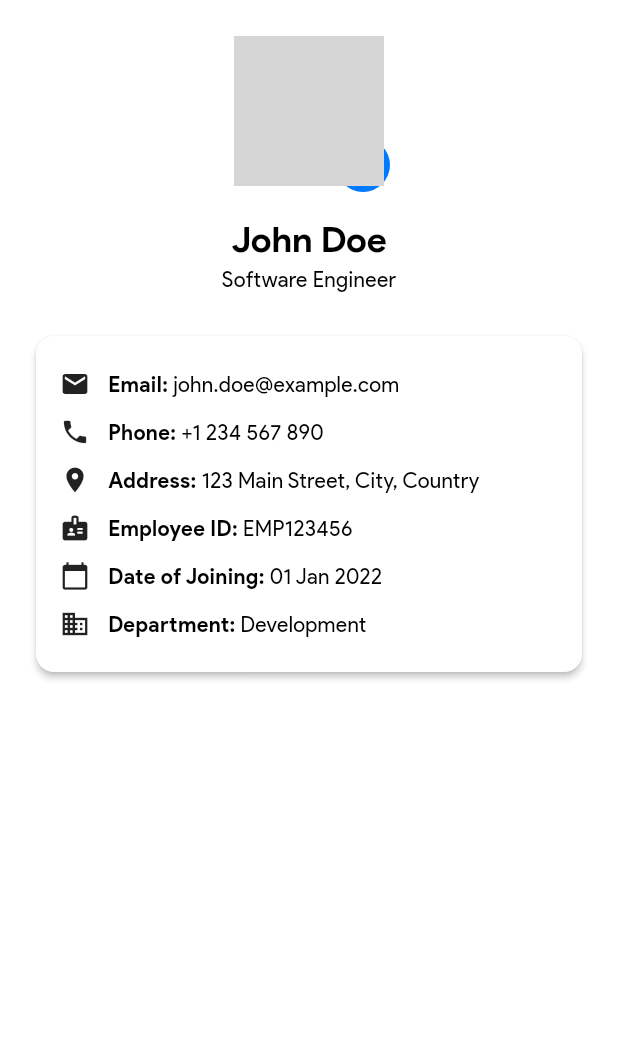
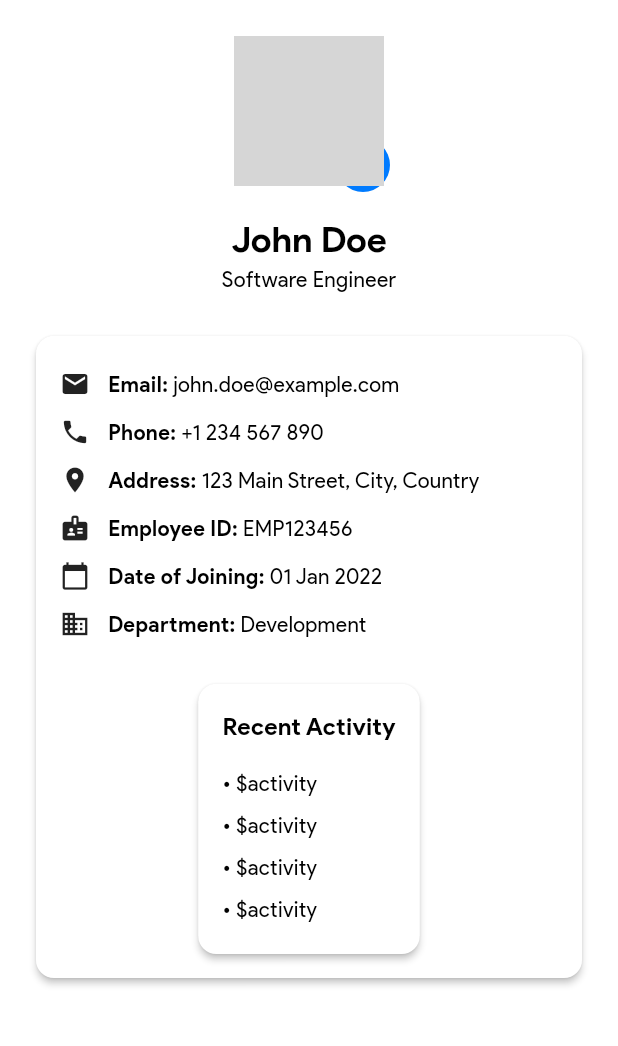
Before and after one commit to Ajaya-Rajbhandari/SNS-Rooster, a Flutter app: the ProfileScreen screen opened by its route, on a phone screen of 412 x 824 dp, the part 84-1130 px from its top. Run offline on Flutter 3.47's test engine with Material 3 defaults, Android fonts, the phone set to English and light mode, and no system bars; our stand-ins replace csv, image_picker, shared_preferences, table_calendar; accounts and stored records are empty; grey boxes are pictures that could not be loaded.

Commit message:
update profile edit section

```diff
--- /dev/null
+++ b/sns_rooster/devtools_options.yaml
@@ -0,0 +1,3 @@
+description: This file stores settings for Dart & Flutter DevTools.
+documentation: https://docs.flutter.dev/tools/devtools/extensions#configure-extension-enablement-states
+extensions:
--- a/sns_rooster/lib/screens/profile/profile_screen.dart
+++ b/sns_rooster/lib/screens/profile/profile_screen.dart
@@ -1,6 +1,7 @@
 import 'dart:io';
 import 'package:flutter/material.dart';
 import 'package:image_picker/image_picker.dart';
+import 'widgets/recent_activity_section.dart';
 
 class ProfileScreen extends StatefulWidget {
   const ProfileScreen({super.key});
@@ -21,6 +22,14 @@ class _ProfileScreenState extends State<ProfileScreen> {
   String employeeId = 'EMP123456';
   String dateOfJoining = '01 Jan 2022';
   String department = 'Development';
+
+  List<String> _recentActivities = [
+    'Logged in',
+    'Updated profile picture',
+    'Submitted leave request',
+    'Checked notifications',
+  ];
+
 
   Future<void> _pickProfileImage() async {
     final picker = ImagePicker();
@@ -88,12 +97,23 @@ class _ProfileScreenState extends State<ProfileScreen> {
         employeeId = updatedProfile['employeeId'] ?? employeeId;
         dateOfJoining = updatedProfile['dateOfJoining'] ?? dateOfJoining;
         department = updatedProfile['department'] ?? department;
+
+        _recentActivities.insert(0, 'Profile updated on \${DateTime.now()}');
+        if (_recentActivities.length > 10) {
+          _recentActivities.removeLast();
+        }
       });
       ScaffoldMessenger.of(
         context,
       ).showSnackBar(const SnackBar(content: Text('Profile updated!')));
     }
   }
+
+  List<String> getRecentActivities() {
+    return _recentActivities;
+  }
+
+
 
   @override
   Widget build(BuildContext context) {
@@ -194,6 +214,10 @@ class _ProfileScreenState extends State<ProfileScreen> {
                       label: 'Department',
                       value: department,
                     ),
+            RecentActivitySection(
+              activities: _recentActivities,
+            ),
+
                   ],
                 ),
               ),
--- /dev/null
+++ b/sns_rooster/lib/screens/profile/widgets/recent_activity_section.dart
@@ -0,0 +1,32 @@
+import 'package:flutter/material.dart';
+
+class RecentActivitySection extends StatelessWidget {
+  final List<String> activities;
+
+  const RecentActivitySection({Key? key, required this.activities}) : super(key: key);
+
+  @override
+  Widget build(BuildContext context) {
+    if (activities.isEmpty) {
+      return const SizedBox.shrink();
+    }
+    return Card(
+      elevation: 2,
+      margin: const EdgeInsets.only(top: 24),
+      child: Padding(
+        padding: const EdgeInsets.all(16.0),
+        child: Column(
+          crossAxisAlignment: CrossAxisAlignment.start,
+          children: [
+            Text('Recent Activity', style: Theme.of(context).textTheme.titleMedium),
+            const SizedBox(height: 12),
+            ...activities.map((activity) => Padding(
+              padding: const EdgeInsets.symmetric(vertical: 4.0),
+              child: Text('• \$activity'),
+            )),
+          ],
+        ),
+      ),
+    );
+  }
+}
--- a/sns_rooster/pubspec.yaml
+++ b/sns_rooster/pubspec.yaml
@@ -35,11 +35,13 @@ dependencies:
   # The following adds the Cupertino Icons font to your application.
   # Use with the CupertinoIcons class for iOS style icons.
   cupertino_icons: ^1.0.8
-  intl: ^0.19.0
+  intl: ^0.20.2
   csv: ^6.0.0
   path_provider: ^2.1.5
   shared_preferences: ^2.5.3
   image_picker: ^1.1.2
+  flutter_localizations:
+    sdk: flutter
 
 dev_dependencies:
   flutter_test:
```
Also changed, not shown: sns_rooster/lib/profile_screen.dart (deleted, +0 -192 lines), 2 other files.
